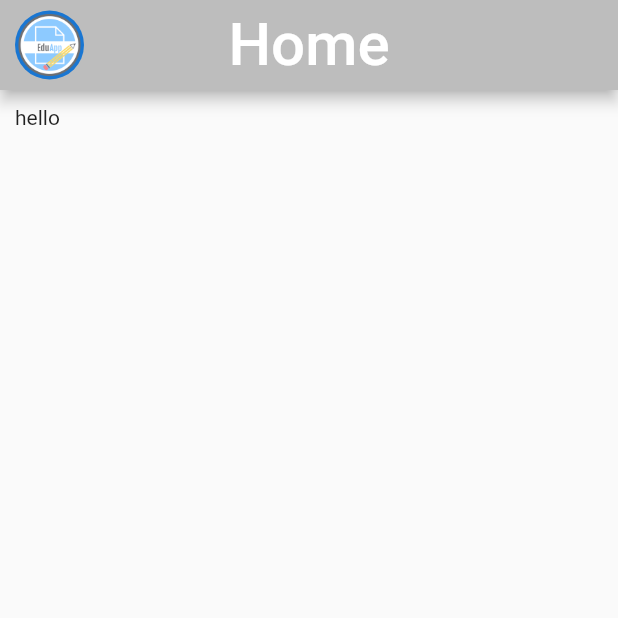
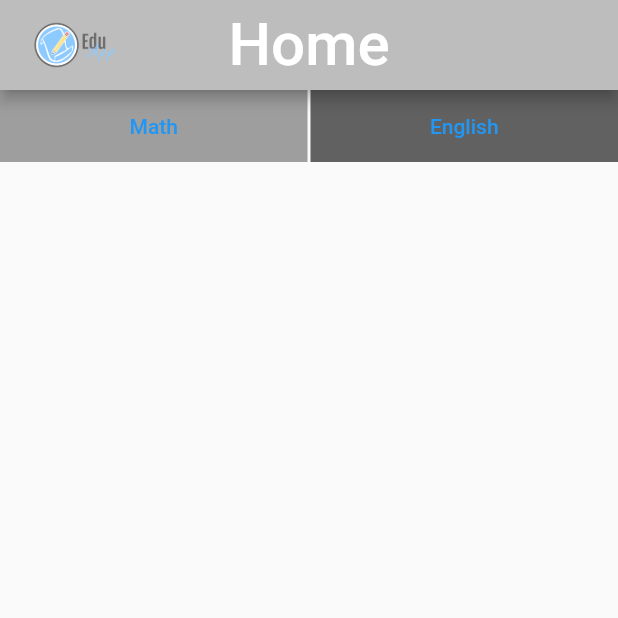
Before and after one commit to maishafahmed/Google-Solution-Team, a Flutter app: the Homepage screen opened by its route, on a phone screen of 412 x 824 dp, the top half of it. Run offline on Flutter 3.47's test engine with Material 2 defaults, Android fonts, the phone set to English and light mode, and no system bars.

Commit message:
add maths and english buttons to homepage

```diff
--- a/edu_app/lib/home/homepage.dart
+++ b/edu_app/lib/home/homepage.dart
@@ -18,16 +18,11 @@ class _HomepageState extends State<Homepage> {
       appBar: AppBar(
         backgroundColor: Colors.grey[400],
         toolbarHeight: 60.0,
-        leading: Row(
-          children: [
-            SizedBox(
-              width: 10.0,
-            ),
-            CircleAvatar(
-              backgroundImage: AssetImage("assets/EduApp.png"),
-              radius: 23.0,
-            ),
-          ],
+        leadingWidth: 100.0,
+        leading: Image(
+          image: AssetImage("assets/EduApp-v2.png"),
+          height: 100.0,
+          width: 100.0,
         ),
         title: Text(
           "Home",
@@ -35,9 +30,30 @@ class _HomepageState extends State<Homepage> {
         ),
         centerTitle: true,
       ),
-      body: Padding(
-        padding: const EdgeInsets.all(10.0),
-        child: Text("hello"),
+      body: Column(
+        children: [
+          Row(
+            mainAxisAlignment: MainAxisAlignment.spaceBetween,
+            children: [
+              Container(
+                width: 205.0,
+                color: Colors.grey,
+                child: TextButton(
+                  onPressed: () {},
+                  child: Text("Math"),
+                ),
+              ),
+              Container(
+                width: 205.0,
+                color: Colors.grey[700],
+                child: TextButton(
+                  onPressed: () {},
+                  child: Text("English"),
+                ),
+              ),
+            ],
+          ),
+        ],
       ),
       bottomNavigationBar: Row(
         children: [],
```
